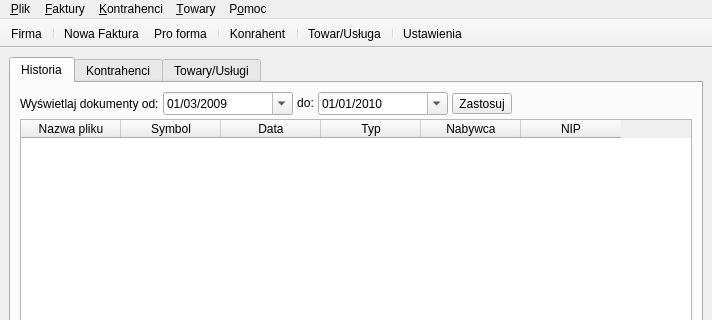
Before: the Qt Designer form MainWindow.ui in juliagoda/qfaktury, drawn with Qt 5; both pictures show x 0 to 712 and y 0 to 320 of the 712 by 487 pixel window.
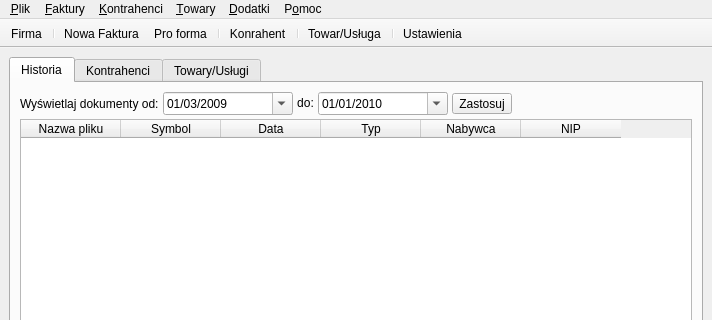
After: the same form once the commit is applied. Icons and pictures are not drawn.

Diff of the .ui file:
```diff
--- a/MainWindow.ui
+++ b/MainWindow.ui
@@ -392,7 +392,7 @@
      <x>0</x>
      <y>0</y>
      <width>712</width>
-     <height>29</height>
+     <height>19</height>
     </rect>
    </property>
    <widget class="QMenu" name="plikAct" >
@@ -445,10 +445,16 @@
     <addaction name="separator" />
     <addaction name="pomocO_programieAction" />
    </widget>
+   <widget class="QMenu" name="menuPlugins" >
+    <property name="title" >
+     <string>&amp;Dodatki</string>
+    </property>
+   </widget>
    <addaction name="plikAct" />
    <addaction name="fakturyAct" />
    <addaction name="kontrahenciAct" />
    <addaction name="towaryAct" />
+   <addaction name="menuPlugins" />
    <addaction name="pomocAct" />
    <addaction name="separator" />
   </widget>
```
